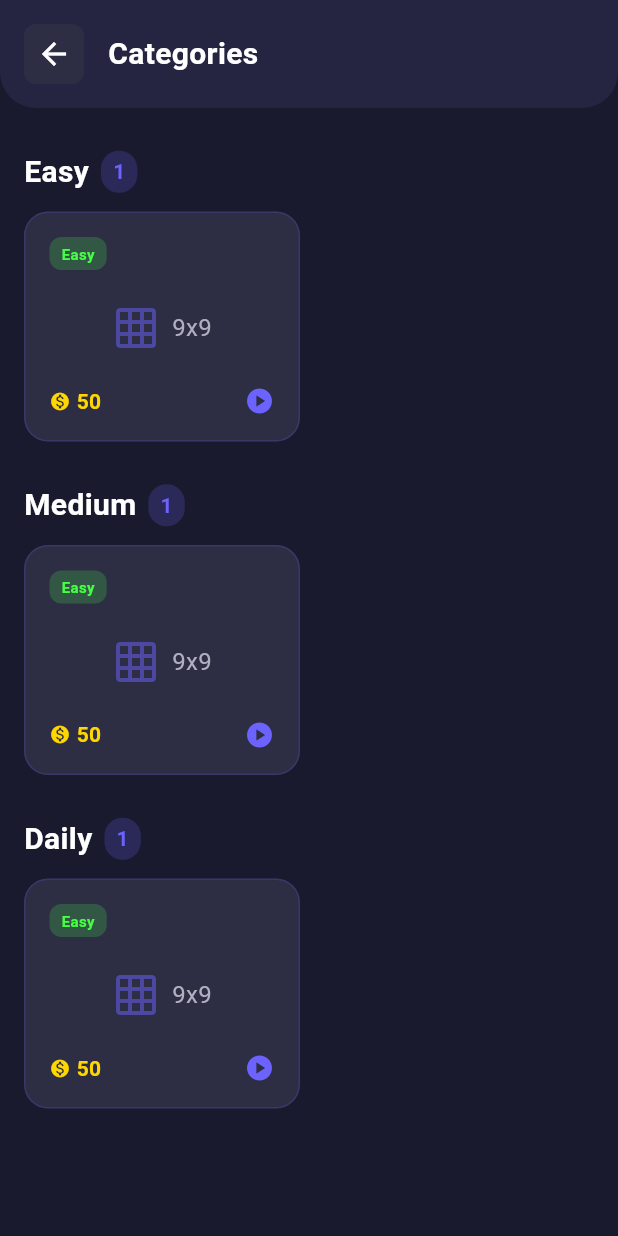
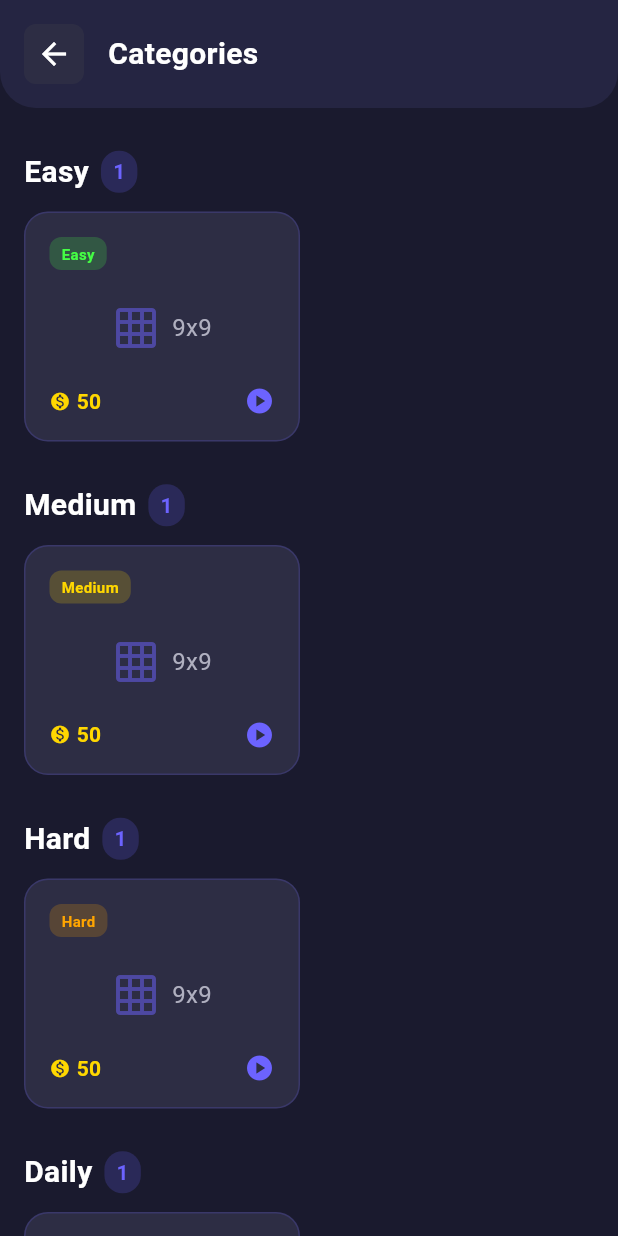
Before and after one commit to Vanshika5621/word-puzzle, a Flutter app: the CategoryScreen screen opened directly, on a phone screen of 412 x 824 dp. Run offline on Flutter 3.47's test engine with Material 3 defaults, Android fonts, the phone set to English and light mode, and no system bars; our stand-ins replace confetti, shared_preferences; accounts and stored records are empty; Roboto replaces fonts that are missing (Poppins).

Commit message:
Update puzzles for Medium and Hard levels

```diff
--- a/lib/providers/game_provider.dart
+++ b/lib/providers/game_provider.dart
@@ -57,7 +57,20 @@ class GameProvider extends ChangeNotifier {
   }
 
   void _generateTileTray() {
-    _tileTray = ["E", "L", "U", "T", "P", "Q", "A", "I", "S", "Y"];
+    _tileTray = [];
+    if (_currentPuzzle != null) {
+      for (var row in _currentPuzzle!.grid) {
+        for (var cell in row) {
+          if (cell.correctLetter != null) {
+            _tileTray.add(cell.correctLetter!);
+          }
+        }
+      }
+      // Add a few random extra letters to make it slightly challenging
+      _tileTray.addAll(["P", "R", "O"]);
+    } else {
+      _tileTray = ["E", "L", "U", "T", "P", "Q", "A", "I", "S", "Y"];
+    }
     _tileTray.shuffle();
     notifyListeners();
   }
--- a/lib/utils/puzzle_generator.dart
+++ b/lib/utils/puzzle_generator.dart
@@ -9,14 +9,8 @@ class PuzzleGenerator {
       List.generate(size, (c) => CellModel(row: r, col: c))
     );
 
-    // Row 0 Clues with Clear Icons & Better Text
-    grid[0][1] = CellModel(row: 0, col: 1, isClue: true, clueText: "BEST", clueIcon: Icons.workspace_premium);
-    grid[0][3] = CellModel(row: 0, col: 3, isClue: true, clueText: "FOR", clueIcon: Icons.redo);
-    grid[0][5] = CellModel(row: 0, col: 5, isClue: true, clueText: "LONG", clueIcon: Icons.timer_outlined);
-    grid[0][6] = CellModel(row: 0, col: 6, isClue: true, clueText: "SALT", clueIcon: Icons.opacity);
-    grid[0][7] = CellModel(row: 0, col: 7, isClue: true, clueText: "PASS", clueIcon: Icons.verified_user_outlined);
-
     // Row 1 Word: QUALITY
+    grid[1][0] = CellModel(row: 1, col: 0, isClue: true, clueText: "Standard\nof\nExcellence", clueIcon: Icons.star);
     grid[1][1] = CellModel(row: 1, col: 1, correctLetter: "Q");
     grid[1][2] = CellModel(row: 1, col: 2, correctLetter: "U");
     grid[1][3] = CellModel(row: 1, col: 3, correctLetter: "A");
@@ -25,23 +19,13 @@ class PuzzleGenerator {
     grid[1][6] = CellModel(row: 1, col: 6, correctLetter: "T");
     grid[1][7] = CellModel(row: 1, col: 7, correctLetter: "Y");
 
-    // Column 0 Clues
-    grid[2][0] = CellModel(row: 2, col: 0, isClue: true, clueText: "PIECE", clueIcon: Icons.pie_chart_outline);
-    grid[3][0] = CellModel(row: 3, col: 0, isClue: true, clueText: "TIME", clueIcon: Icons.schedule);
-    grid[4][0] = CellModel(row: 4, col: 0, isClue: true, clueText: "HELP", clueIcon: Icons.medical_services_outlined);
-
     // Row 3 Word: ESSAY
+    grid[3][0] = CellModel(row: 3, col: 0, isClue: true, clueText: "Short\nWriting", clueIcon: Icons.edit_document);
     grid[3][1] = CellModel(row: 3, col: 1, correctLetter: "E");
     grid[3][2] = CellModel(row: 3, col: 2, correctLetter: "S");
     grid[3][3] = CellModel(row: 3, col: 3, correctLetter: "S");
     grid[3][4] = CellModel(row: 3, col: 4, correctLetter: "A");
     grid[3][5] = CellModel(row: 3, col: 5, correctLetter: "Y");
-
-    // Background Hint Icons (in "empty" boxes like the screenshot)
-    grid[5][5] = CellModel(row: 5, col: 5, isClue: true, clueText: "SUN", clueIcon: Icons.wb_sunny_outlined);
-    grid[6][2] = CellModel(row: 6, col: 2, isClue: true, clueText: "MUSIC", clueIcon: Icons.music_note_outlined);
-    grid[2][6] = CellModel(row: 2, col: 6, isClue: true, clueText: "CAR", clueIcon: Icons.directions_car_outlined);
-    grid[7][7] = CellModel(row: 7, col: 7, isClue: true, clueText: "LOCK", clueIcon: Icons.lock_outline);
 
     return PuzzleModel(
       id: "puzzle_1",
@@ -55,17 +39,90 @@ class PuzzleGenerator {
     );
   }
 
-  static PuzzleModel getMediumPuzzle() => getEasyPuzzle();
-  static PuzzleModel getHardPuzzle() => getEasyPuzzle();
-  static PuzzleModel getDailyPuzzle() => getEasyPuzzle();
+  static PuzzleModel getMediumPuzzle() {
+    int size = 9;
+    List<List<CellModel>> grid = List.generate(size, (r) =>
+      List.generate(size, (c) => CellModel(row: r, col: c))
+    );
 
-  static List<PuzzleModel> getPuzzlesByDifficulty(Difficulty difficulty) => [getEasyPuzzle()];
+    // Row 1 Word: WATER
+    grid[1][1] = CellModel(row: 1, col: 1, isClue: true, clueText: "We Drink\nThis", clueIcon: Icons.water_drop);
+    grid[1][2] = CellModel(row: 1, col: 2, correctLetter: "W");
+    grid[1][3] = CellModel(row: 1, col: 3, correctLetter: "A");
+    grid[1][4] = CellModel(row: 1, col: 4, correctLetter: "T");
+    grid[1][5] = CellModel(row: 1, col: 5, correctLetter: "E");
+    grid[1][6] = CellModel(row: 1, col: 6, correctLetter: "R");
+
+    // Row 3 Word: HOUSE
+    grid[3][1] = CellModel(row: 3, col: 1, isClue: true, clueText: "Where We\nLive", clueIcon: Icons.home);
+    grid[3][2] = CellModel(row: 3, col: 2, correctLetter: "H");
+    grid[3][3] = CellModel(row: 3, col: 3, correctLetter: "O");
+    grid[3][4] = CellModel(row: 3, col: 4, correctLetter: "U");
+    grid[3][5] = CellModel(row: 3, col: 5, correctLetter: "S");
+    grid[3][6] = CellModel(row: 3, col: 6, correctLetter: "E");
+
+    return PuzzleModel(
+      id: "puzzle_2",
+      title: "Medium Challenge",
+      difficulty: Difficulty.medium,
+      category: Category.general,
+      gridSize: size,
+      grid: grid,
+      acrossClues: [],
+      downClues: [],
+    );
+  }
+
+  static PuzzleModel getHardPuzzle() {
+    int size = 9;
+    List<List<CellModel>> grid = List.generate(size, (r) =>
+      List.generate(size, (c) => CellModel(row: r, col: c))
+    );
+
+    // Row 1 Word: SCHOOL
+    grid[1][0] = CellModel(row: 1, col: 0, isClue: true, clueText: "Place to\nStudy", clueIcon: Icons.school);
+    grid[1][1] = CellModel(row: 1, col: 1, correctLetter: "S");
+    grid[1][2] = CellModel(row: 1, col: 2, correctLetter: "C");
+    grid[1][3] = CellModel(row: 1, col: 3, correctLetter: "H");
+    grid[1][4] = CellModel(row: 1, col: 4, correctLetter: "O");
+    grid[1][5] = CellModel(row: 1, col: 5, correctLetter: "O");
+    grid[1][6] = CellModel(row: 1, col: 6, correctLetter: "L");
+
+    // Row 3 Word: FRIEND
+    grid[3][0] = CellModel(row: 3, col: 0, isClue: true, clueText: "Best\nBuddy", clueIcon: Icons.people);
+    grid[3][1] = CellModel(row: 3, col: 1, correctLetter: "F");
+    grid[3][2] = CellModel(row: 3, col: 2, correctLetter: "R");
+    grid[3][3] = CellModel(row: 3, col: 3, correctLetter: "I");
+    grid[3][4] = CellModel(row: 3, col: 4, correctLetter: "E");
+    grid[3][5] = CellModel(row: 3, col: 5, correctLetter: "N");
+    grid[3][6] = CellModel(row: 3, col: 6, correctLetter: "D");
+
+    return PuzzleModel(
+      id: "puzzle_3",
+      title: "Hard Challenge",
+      difficulty: Difficulty.hard,
+      category: Category.general,
+      gridSize: size,
+      grid: grid,
+      acrossClues: [],
+      downClues: [],
+    );
+  }
+
+  static PuzzleModel getDailyPuzzle() => getMediumPuzzle();
+
+  static List<PuzzleModel> getPuzzlesByDifficulty(Difficulty difficulty) {
+    if (difficulty == Difficulty.easy) return [getEasyPuzzle()];
+    if (difficulty == Difficulty.medium) return [getMediumPuzzle()];
+    return [getHardPuzzle()];
+  }
 
   static Map<String, List<PuzzleModel>> getAllPuzzles() {
     return {
       'Easy': [getEasyPuzzle()],
-      'Medium': [getEasyPuzzle()],
-      'Daily': [getEasyPuzzle()],
+      'Medium': [getMediumPuzzle()],
+      'Hard': [getHardPuzzle()],
+      'Daily': [getDailyPuzzle()],
     };
   }
 }
```
